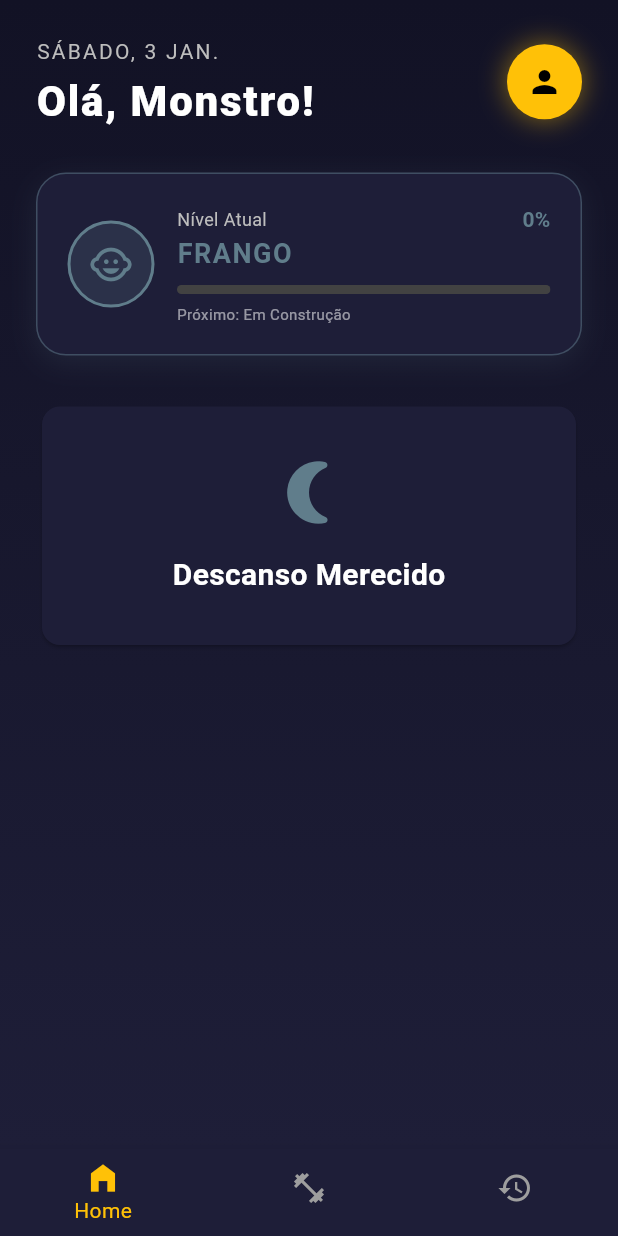
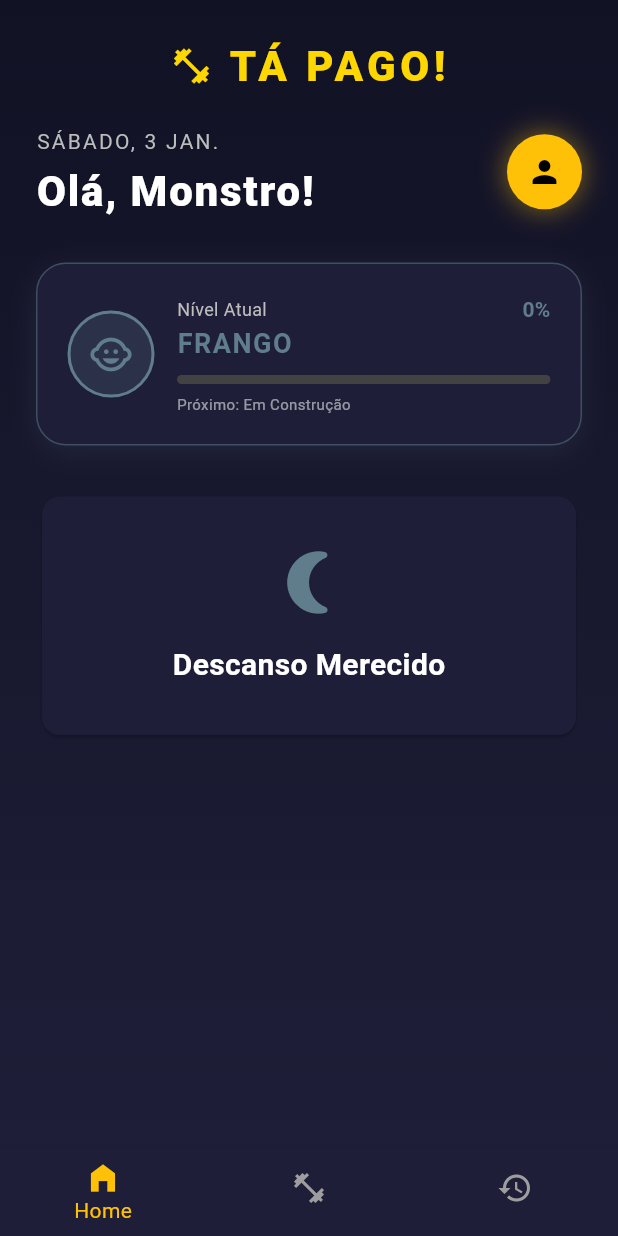
Before and after one commit to CayoHenrique250/App_Ta-Pago, a Flutter app: the screen it shows after launch, on a phone screen of 412 x 824 dp. Run offline on Flutter 3.47's test engine with Material 3 defaults, Android fonts, the phone set to English and light mode, and no system bars; our stand-ins replace image_picker, sqflite, table_calendar; accounts and stored records are empty.

Commit message:
feat: add splash screen and app title on home screen

```diff
--- a/lib/main.dart
+++ b/lib/main.dart
@@ -5,6 +5,7 @@ import 'package:intl/date_symbol_data_local.dart';
 import 'screens/home_screen.dart';
 import 'screens/meus_treinos_screen.dart';
 import 'screens/historico_screen.dart';
+import 'screens/splash_screen.dart';
 import 'services/treino_service.dart';
 
 void main() async {
@@ -97,7 +98,11 @@ class MeuApp extends StatelessWidget {
         useMaterial3: true,
       ),
 
-      home: const MainScreen(),
+      initialRoute: '/',
+      routes: {
+        '/': (context) => const SplashScreen(),
+        '/main': (context) => const MainScreen(),
+      },
     );
   }
 }
--- a/lib/screens/home_screen.dart
+++ b/lib/screens/home_screen.dart
@@ -68,6 +68,30 @@ class HomeScreen extends StatelessWidget {
             child: Column(
               crossAxisAlignment: CrossAxisAlignment.start,
               children: [
+                // --- TÍTULO DO APP ---
+                Row(
+                  mainAxisAlignment: MainAxisAlignment.center,
+                  children: [
+                    const Icon(
+                      Icons.fitness_center,
+                      color: Color(0xFFFFD700),
+                      size: 28,
+                    ),
+                    const SizedBox(width: 10),
+                    const Text(
+                      'TÁ PAGO!',
+                      style: TextStyle(
+                        fontSize: 28,
+                        fontWeight: FontWeight.w900,
+                        letterSpacing: 3,
+                        color: Color(0xFFFFD700),
+                      ),
+                    ),
+                  ],
+                ),
+
+                const SizedBox(height: 20),
+
                 // --- HEADER COM FOTO DE PERFIL CORRIGIDA ---
                 Row(
                   mainAxisAlignment: MainAxisAlignment.spaceBetween,
--- a/lib/services/treino_service.dart
+++ b/lib/services/treino_service.dart
@@ -5,7 +5,8 @@ import '../models/exercicio_model.dart';
 import '../models/usuario_model.dart';
 
 class TreinoService with ChangeNotifier {
-  late UsuarioModelo _usuario;
+  // Inicializa com valor padrão para evitar LateInitializationError
+  UsuarioModelo _usuario = UsuarioModelo(nome: 'Atleta', idade: 25, altura: 1.75, peso: 70.0);
 
   List<TreinoModelo> _listaDeTreinos = [];
   Map<DateTime, String?> _historico = {};
--- a/pubspec.yaml
+++ b/pubspec.yaml
@@ -73,9 +73,8 @@ flutter:
   uses-material-design: true
 
   # To add assets to your application, add an assets section, like this:
-  # assets:
-  #   - images/a_dot_burr.jpeg
-  #   - images/a_dot_ham.jpeg
+  assets:
+    - assets/icon.png
 
   # An image asset can refer to one or more resolution-specific "variants", see
   # https://flutter.dev/to/resolution-aware-images
```
Also changed, not shown: lib/screens/splash_screen.dart (added, +153 -0 lines).
